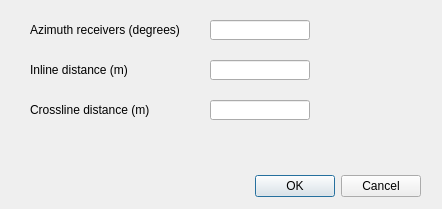
Above: plugins/active_receivers/active_receivers_dialog_base.ui from bvermeulen/QGIS before the change. Below: the same form after it.
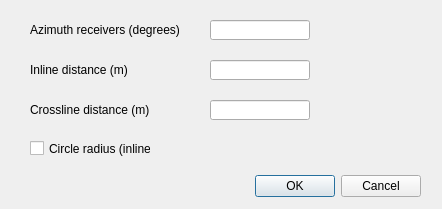
That is the form after the change.

Commit message: add feature circular area

The edit to the form file:
```diff
--- a/plugins/active_receivers/active_receivers_dialog_base.ui
+++ b/plugins/active_receivers/active_receivers_dialog_base.ui
@@ -101,6 +101,19 @@
     </rect>
    </property>
   </widget>
+  <widget class="QCheckBox" name="checkBox_circle">
+   <property name="geometry">
+    <rect>
+     <x>30</x>
+     <y>140</y>
+     <width>121</width>
+     <height>17</height>
+    </rect>
+   </property>
+   <property name="text">
+    <string>Circle radius (inline)</string>
+   </property>
+  </widget>
  </widget>
 
  <resources/>
```
Left out of the diff: 4 changed lines with no effect on the pictures. The commit also changes 1 other file.
